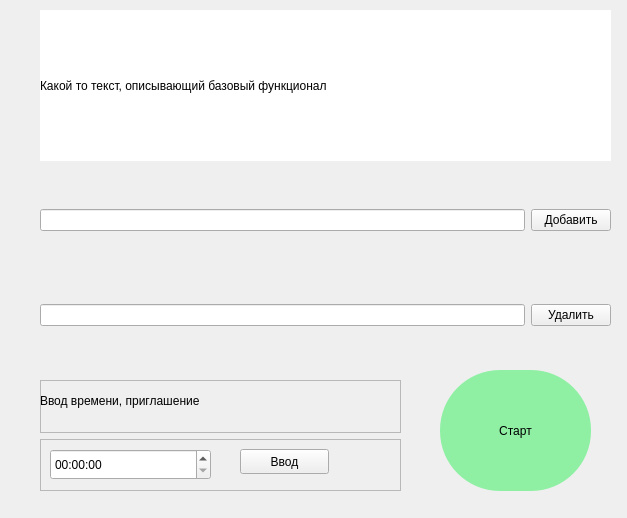
Before: the Qt Designer form main_standalone_window.ui in de-brasi/auto-comment-for-vk, drawn with Qt 5.
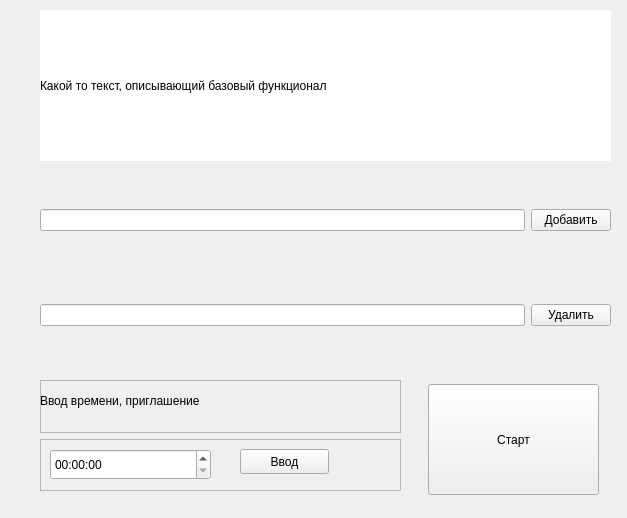
After: the same form once the commit is applied.

Commit message: change start button's color

Diff of the .ui file:
```diff
--- a/main_standalone_window.ui
+++ b/main_standalone_window.ui
@@ -172,24 +172,15 @@
    <widget class="QPushButton" name="start_button">
     <property name="geometry">
      <rect>
-      <x>440</x>
-      <y>370</y>
-      <width>151</width>
-      <height>121</height>
+      <x>428</x>
+      <y>384</y>
+      <width>171</width>
+      <height>111</height>
      </rect>
     </property>
-    <property name="styleSheet">
-     <string notr="true">background-color: rgb(143, 240, 164);
-border-style: outset;
-border-radius: 60px;
-padding: 4px;</string>
-    </property>
     <property name="text">
      <string>Старт</string>
     </property>
-    <property name="checkable">
-     <bool>false</bool>
-    </property>
    </widget>
    <zorder>horizontalLayoutWidget</zorder>
    <zorder>horizontalLayoutWidget_2</zorder>
```
Left out of the diff: 4 changed lines with no effect on the pictures. The commit also changes 1 other file.
